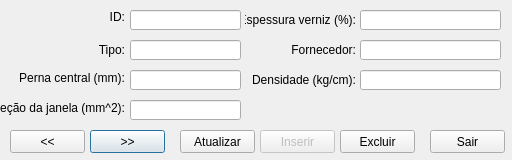
The window that windows/windowlamina.ui (KyryIx/Helena) describes before a commit, drawn with Qt 5.
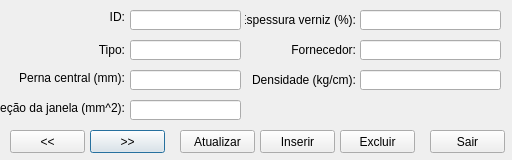
The same window after the commit. Icons and pictures are not drawn.

Commit message: modificacao na janela wire/lamina e componente wire, alem de modificacoes na database.h

Diff of the .ui file:
```diff
--- a/windows/windowlamina.ui
+++ b/windows/windowlamina.ui
@@ -180,7 +180,7 @@
   </widget>
   <widget class="QPushButton" name="pushButton_insert">
    <property name="enabled">
-    <bool>false</bool>
+    <bool>true</bool>
    </property>
    <property name="geometry">
     <rect>
```
The commit also changes 7 other files.
